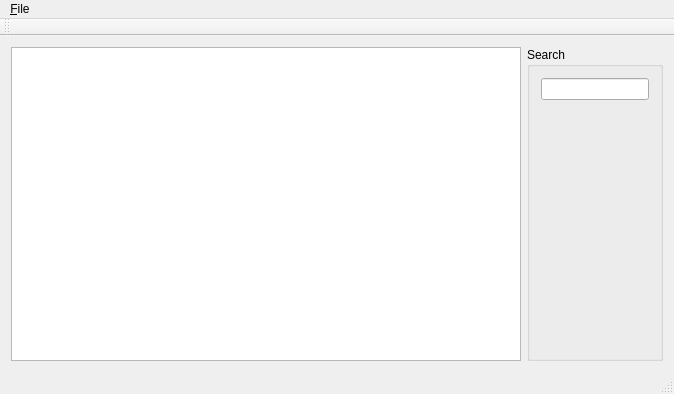
First picture: the form in mainwindow.ui, repository sje397/SearchCSV, before the edit.
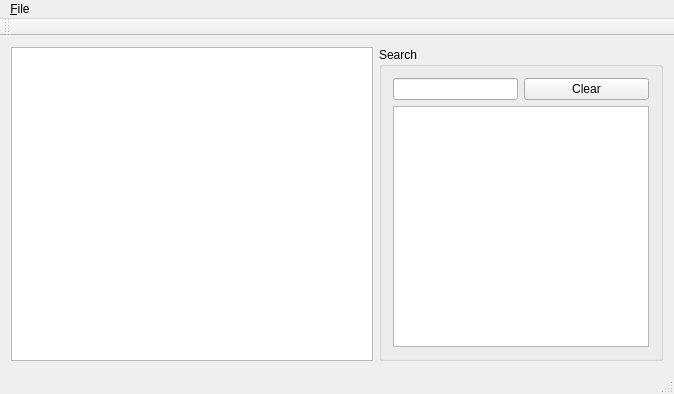
Second picture: the form after the edit.

What changed in the file:
```diff
--- a/mainwindow.ui
+++ b/mainwindow.ui
@@ -23,6 +23,9 @@
         <verstretch>0</verstretch>
        </sizepolicy>
       </property>
+      <attribute name="verticalHeaderVisible">
+       <bool>false</bool>
+      </attribute>
      </widget>
     </item>
     <item>
@@ -32,9 +35,11 @@
       </property>
       <layout class="QVBoxLayout" name="verticalLayout">
        <item>
+        <layout class="QHBoxLayout" name="horizontalLayout_2">
+         <item>
         <widget class="QLineEdit" name="lineEdit">
          <property name="sizePolicy">
-          <sizepolicy hsizetype="Maximum" vsizetype="Fixed">
+            <sizepolicy hsizetype="Minimum" vsizetype="Fixed">
            <horstretch>0</horstretch>
            <verstretch>0</verstretch>
           </sizepolicy>
@@ -42,12 +47,18 @@
         </widget>
        </item>
        <item>
-        <widget class="QWidget" name="widget" native="true">
-         <property name="sizePolicy">
-          <sizepolicy hsizetype="Expanding" vsizetype="Expanding">
-           <horstretch>0</horstretch>
-           <verstretch>0</verstretch>
-          </sizepolicy>
+          <widget class="QPushButton" name="pushButton">
+           <property name="text">
+            <string>Clear</string>
+           </property>
+          </widget>
+         </item>
+        </layout>
+       </item>
+       <item>
+        <widget class="QListWidget" name="listWidget">
+         <property name="sortingEnabled">
+          <bool>true</bool>
          </property>
         </widget>
        </item>
```
Left out of the diff: 23 changed lines with no effect on the pictures. Lines whose indentation alone changed are shown as unchanged.
